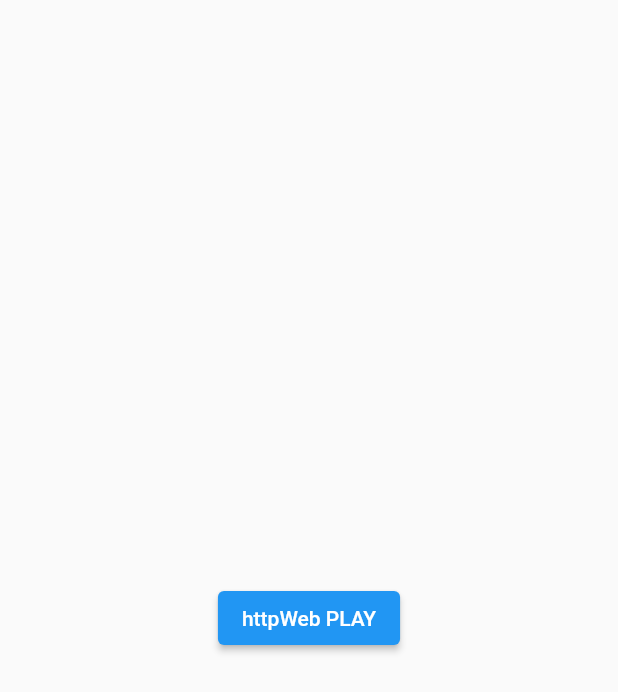
After one commit to veerendarpotlapalli/audioEsp32, a Flutter app: the httpWeb screen opened directly, on a phone screen of 412 x 824 dp. The commit adds this screen. Shown: the top 692 px of the screen. Run offline on Flutter 3.47's test engine with Material 2 defaults, Android fonts, the phone set to English and light mode, and no system bars; our stand-ins replace audioplayers, file_picker, fluttertoast, share_plus, webview_flutter; missing offline and left inert: dart:ffi, ffmpeg_kit_flutter, flutter_bluetooth_seria_changed, flutter_sound, flutter_svprogresshud, network_info_plus and 1 more; statements that could not run were skipped.

Commit message:
april 18

```diff
--- a/lib/detailpage.dart
+++ b/lib/detailpage.dart
@@ -414,7 +414,7 @@ class _DetailPageState extends State<DetailPage> {
                         shape: MaterialStateProperty.all<RoundedRectangleBorder>(
                             RoundedRectangleBorder(
                                 borderRadius: BorderRadius.circular(18.0),
-                                side: BorderSide(color: Colors.blue)
+                                side: BorderSide(color: Colors.blue),
                             )
                         )
                     ),
--- a/lib/file_entity_list_tile.dart
+++ b/lib/file_entity_list_tile.dart
@@ -31,10 +31,4 @@ class FileEntityListTile extends ListTile {
           ),
         ],
       ));
-
-  Future<String> get _localPath async {
-    final directory = await getExternalStorageDirectory();
-    return directory!.path;
-  }
-
 }
--- /dev/null
+++ b/lib/http_web.dart
@@ -0,0 +1,47 @@
+import 'package:audioplayers/audioplayers.dart';
+import 'package:flutter/material.dart';
+import 'package:url_launcher/url_launcher.dart';
+
+class httpWeb extends StatefulWidget {
+  const httpWeb({Key? key}) : super(key: key);
+
+  @override
+  State<httpWeb> createState() => _httpWebState();
+}
+
+class _httpWebState extends State<httpWeb> {
+
+  AudioPlayer audioPlayer = AudioPlayer();
+
+  @override
+  Widget build(BuildContext context) {
+    return Scaffold(
+      body: Center(
+        child: Column(
+          mainAxisAlignment: MainAxisAlignment.center,
+          // crossAxisAlignment: CrossAxisAlignment.center,
+          children: [
+            ElevatedButton(
+                onPressed: (){
+                  playAudio();
+                },
+                child: Text("httpWeb PLAY")
+            ),
+          ],
+        ),
+      ),
+    );
+  }
+
+  playAudio () async {
+
+    var url = Uri.parse('http://192.168.4.1/');
+
+    await audioPlayer.play(UrlSource('http://192.168.4.1/'));
+
+    // await launchUrl(url);
+
+
+  }
+
+}
```
Also changed, not shown: lib/connectToWifi.dart (+43 -20 lines), lib/detailPageSample.dart (+17 -5 lines), lib/main.dart (+59 -4 lines), pubspec.yaml (+8 -0 lines), pubspec.lock, 6 other files.
